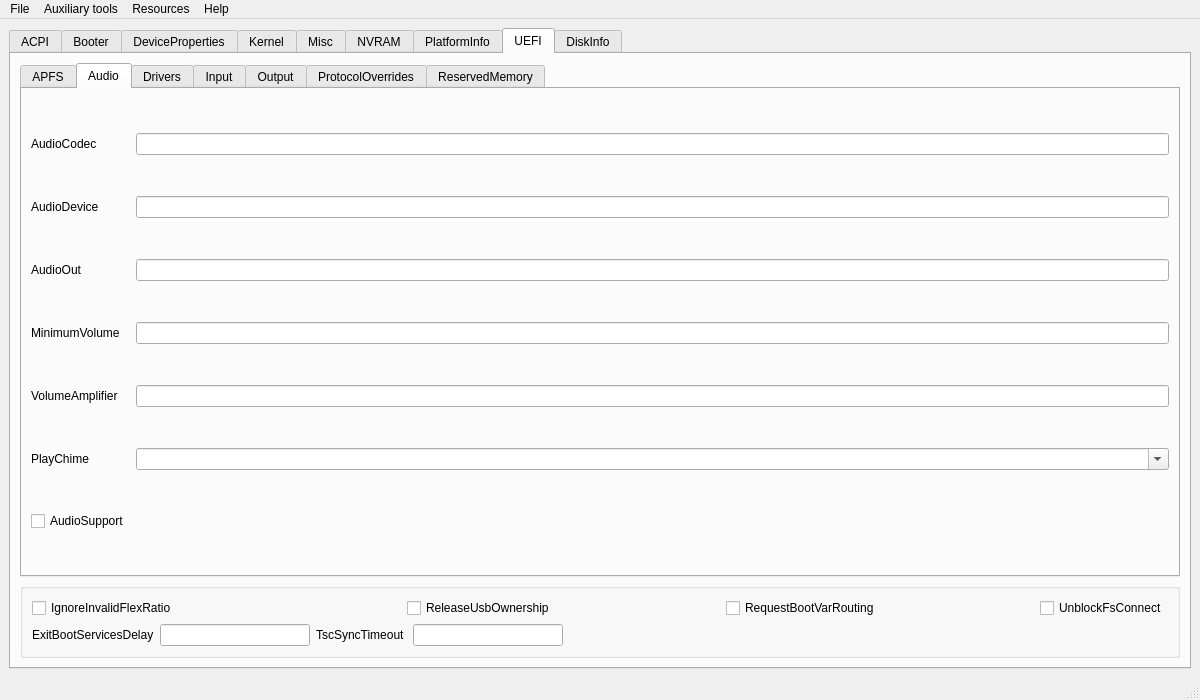
ic005k/OCAuxiliaryTools, file mainwindow.ui: the form before one commit.
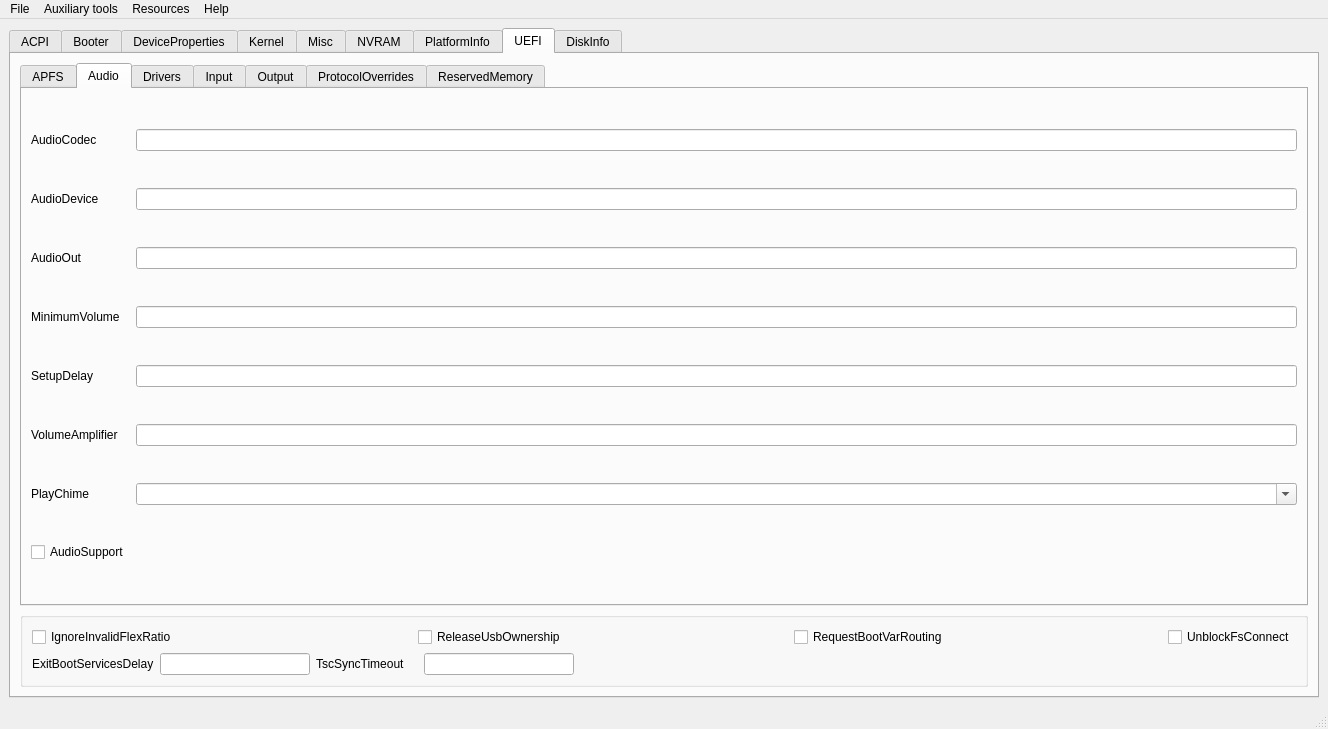
The form after the commit. The open tabs and pages were chosen to show the change. Icons and pictures are not drawn.

The edit to the form file:
```diff
--- a/mainwindow.ui
+++ b/mainwindow.ui
@@ -6,8 +6,8 @@
    <rect>
     <x>0</x>
     <y>0</y>
-    <width>1200</width>
-    <height>700</height>
+    <width>1328</width>
+    <height>729</height>
    </rect>
   </property>
   <property name="windowTitle">
@@ -6096,6 +6096,23 @@
              <widget class="QLineEdit" name="editMinimumVolume"/>
             </item>
             <item row="4" column="0">
+             <widget class="QLabel" name="label_107">
+              <property name="toolTip">
+               <string>Some codecs require a vendor-specific delay after the reconfiguration (e.g. volume setting). This option makes it
+ configurable. In general the necessary delay may be as long as 0.5 seconds.</string>
+              </property>
+              <property name="statusTip">
+               <string> Audio codec reconfiguration delay in microseconds.</string>
+              </property>
+              <property name="text">
+               <string>SetupDelay</string>
+              </property>
+             </widget>
+            </item>
+            <item row="4" column="1">
+             <widget class="QLineEdit" name="editSetupDelay"/>
+            </item>
+            <item row="5" column="0">
              <widget class="QLabel" name="label_36">
               <property name="toolTip">
                <string>Volume level range read from SystemAudioVolume varies depending on the codec. To transform read value in
@@ -6114,10 +6131,10 @@
               </property>
              </widget>
             </item>
-            <item row="4" column="1">
+            <item row="5" column="1">
              <widget class="QLineEdit" name="editVolumeAmplifier"/>
             </item>
-            <item row="5" column="0">
+            <item row="6" column="0">
              <widget class="QLabel" name="label_70">
               <property name="toolTip">
                <string>Enabling this setting plays boot chime through builtin audio support. Volume level is determined by MinimumVolume
@@ -6138,14 +6155,14 @@
               </property>
              </widget>
             </item>
-            <item row="5" column="1">
+            <item row="6" column="1">
              <widget class="QComboBox" name="cboxPlayChime">
               <property name="editable">
                <bool>true</bool>
               </property>
              </widget>
             </item>
-            <item row="6" column="0">
+            <item row="7" column="0">
              <widget class="QCheckBox" name="chkAudioSupport">
               <property name="toolTip">
                <string>Enabling this setting routes audio playback from builtin protocols to a dedicated audio port (AudioOut) of the
@@ -7187,8 +7204,8 @@
     <rect>
      <x>0</x>
      <y>0</y>
-     <width>1200</width>
-     <height>24</height>
+     <width>1328</width>
+     <height>30</height>
     </rect>
    </property>
    <widget class="QMenu" name="menuFile">
```
Left out of the diff: 124 changed lines with no effect on the pictures.
